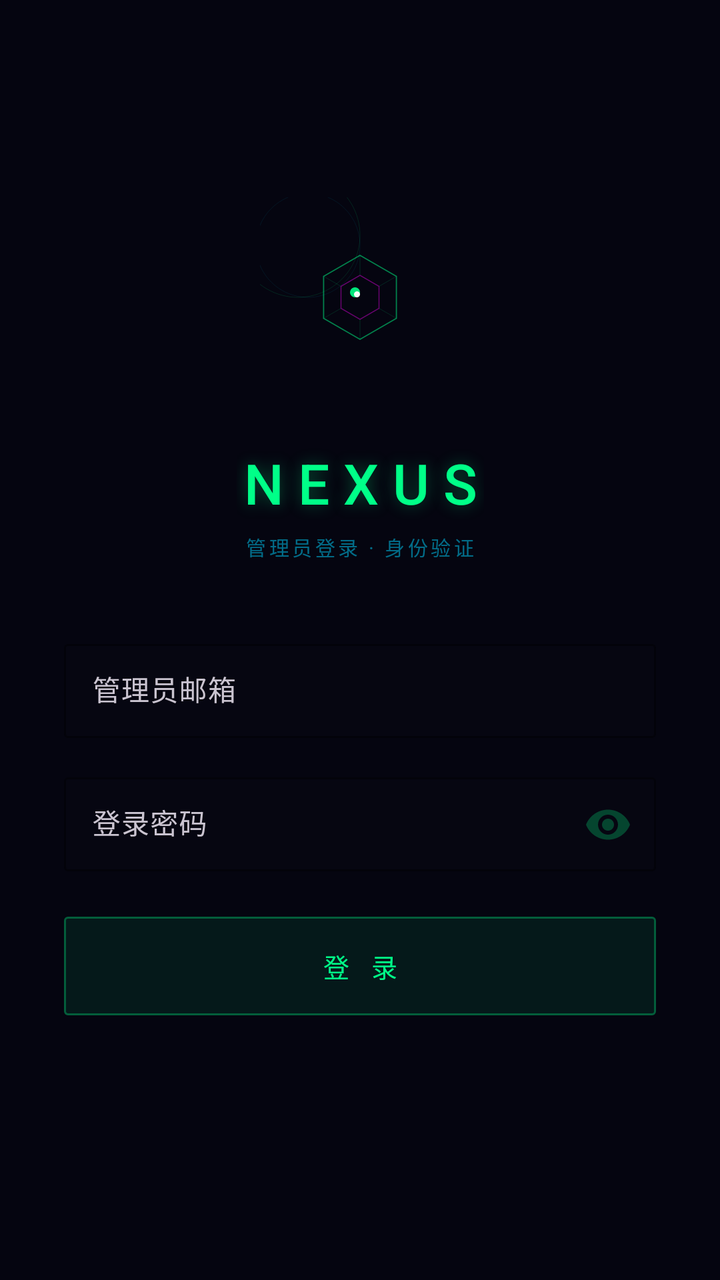
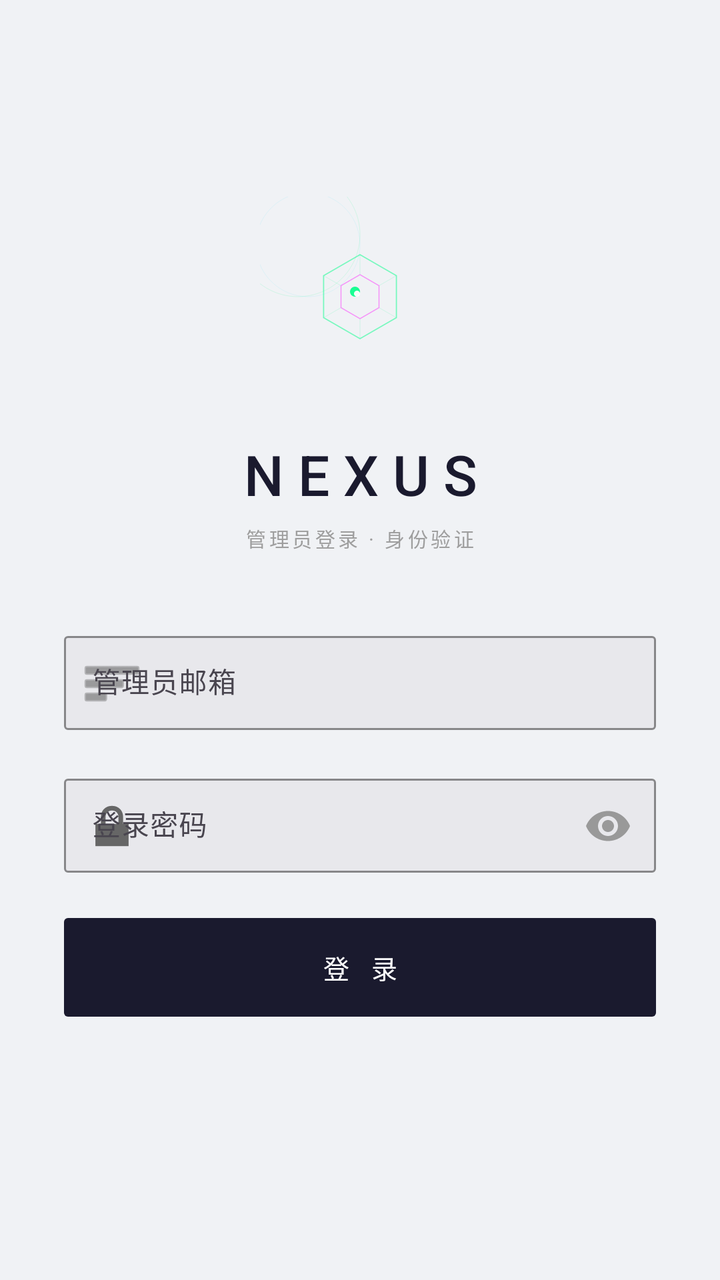

The first picture is an Android layout as it rendered before a commit; the second is the same layout after the commit. The layout source and the unified diff follow.
<!-- AndroidManifest.xml: activity theme Theme.NexusApp.Login -->
<!-- res/layout/activity_login.xml -->
<?xml version="1.0" encoding="utf-8"?>
<androidx.constraintlayout.widget.ConstraintLayout
    xmlns:android="http://schemas.android.com/apk/res/android"
    xmlns:app="http://schemas.android.com/apk/res-auto"
    android:layout_width="match_parent"
    android:layout_height="match_parent"
    android:background="@color/nexus_deep_space">

    <ImageView
        android:id="@+id/ivLogo"
        android:layout_width="100dp"
        android:layout_height="100dp"
        android:layout_marginBottom="24dp"
        android:src="@drawable/ic_nexus_logo_animated"
        android:contentDescription="@string/app_name"
        app:layout_constraintTop_toTopOf="parent"
        app:layout_constraintBottom_toTopOf="@+id/tvTitle"
        app:layout_constraintStart_toStartOf="parent"
        app:layout_constraintEnd_toEndOf="parent"
        app:layout_constraintVertical_chainStyle="packed" />

    <TextView
        android:id="@+id/tvTitle"
        android:layout_width="wrap_content"
        android:layout_height="wrap_content"
        android:layout_marginBottom="6dp"
        android:text="NEXUS"
        android:textColor="#00FF88"
        android:textSize="28sp"
        android:fontFamily="sans-serif-medium"
        android:letterSpacing="0.25"
        android:shadowColor="#4D00FF88"
        android:shadowRadius="20"
        app:layout_constraintTop_toBottomOf="@id/ivLogo"
        app:layout_constraintBottom_toTopOf="@+id/tvSubtitle"
        app:layout_constraintStart_toStartOf="parent"
        app:layout_constraintEnd_toEndOf="parent" />

    <TextView
        android:id="@+id/tvSubtitle"
        android:layout_width="wrap_content"
        android:layout_height="wrap_content"
        android:layout_marginBottom="36dp"
        android:text="管理员登录 · 身份验证"
        android:textColor="#8000D4FF"
        android:textSize="10sp"
        android:fontFamily="sans-serif"
        android:letterSpacing="0.15"
        app:layout_constraintTop_toBottomOf="@id/tvTitle"
        app:layout_constraintBottom_toTopOf="@+id/tilEmail"
        app:layout_constraintStart_toStartOf="parent"
        app:layout_constraintEnd_toEndOf="parent" />

    <com.google.android.material.textfield.TextInputLayout
        android:id="@+id/tilEmail"
        android:layout_width="0dp"
        android:layout_height="wrap_content"
        android:layout_marginStart="32dp"
        android:layout_marginEnd="32dp"
        android:layout_marginBottom="14dp"
        app:boxBackgroundColor="#1414181A"
        app:boxStrokeColor="#00FF88"
        app:boxStrokeWidthFocused="1dp"
        app:boxCornerRadiusTopStart="2dp"
        app:boxCornerRadiusTopEnd="2dp"
        app:boxCornerRadiusBottomStart="2dp"
        app:boxCornerRadiusBottomEnd="2dp"
        app:hintTextColor="#4000FF88"
        app:layout_constraintTop_toBottomOf="@id/tvSubtitle"
        app:layout_constraintBottom_toTopOf="@+id/tilPwd"
        app:layout_constraintStart_toStartOf="parent"
        app:layout_constraintEnd_toEndOf="parent"
        app:layout_constraintWidth_max="380dp">

        <com.google.android.material.textfield.TextInputEditText
            android:id="@+id/etEmail"
            android:layout_width="match_parent"
            android:layout_height="wrap_content"
            android:hint="管理员邮箱"
            android:inputType="textEmailAddress"
            android:textColor="#E0E0E0"
            android:textSize="14sp"
            android:fontFamily="sans-serif-monospace"
            android:padding="14dp" />
    </com.google.android.material.textfield.TextInputLayout>

    <com.google.android.material.textfield.TextInputLayout
        android:id="@+id/tilPwd"
        android:layout_width="0dp"
        android:layout_height="wrap_content"
        android:layout_marginStart="32dp"
        android:layout_marginEnd="32dp"
        android:layout_marginBottom="18dp"
        app:boxBackgroundColor="#1414181A"
        app:boxStrokeColor="#00FF88"
        app:boxStrokeWidthFocused="1dp"
        app:boxCornerRadiusTopStart="2dp"
        app:boxCornerRadiusTopEnd="2dp"
        app:boxCornerRadiusBottomStart="2dp"
        app:boxCornerRadiusBottomEnd="2dp"
        app:hintTextColor="#4000FF88"
        app:passwordToggleEnabled="true"
        app:passwordToggleTint="#4000FF88"
        app:layout_constraintTop_toBottomOf="@id/tilEmail"
        app:layout_constraintBottom_toTopOf="@+id/btnLogin"
        app:layout_constraintStart_toStartOf="parent"
        app:layout_constraintEnd_toEndOf="parent"
        app:layout_constraintWidth_max="380dp">

        <com.google.android.material.textfield.TextInputEditText
            android:id="@+id/etPwd"
            android:layout_width="match_parent"
            android:layout_height="wrap_content"
            android:hint="登录密码"
            android:inputType="textPassword"
            android:textColor="#E0E0E0"
            android:textSize="14sp"
            android:fontFamily="sans-serif-monospace"
            android:padding="14dp" />
    </com.google.android.material.textfield.TextInputLayout>

    <com.google.android.material.button.MaterialButton
        android:id="@+id/btnLogin"
        android:layout_width="0dp"
        android:layout_height="wrap_content"
        android:layout_marginStart="32dp"
        android:layout_marginEnd="32dp"
        android:layout_marginBottom="12dp"
        android:text="登 录"
        android:textColor="#00FF88"
        android:textSize="13sp"
        android:fontFamily="sans-serif-medium"
        android:letterSpacing="0.3"
        android:padding="15dp"
        app:backgroundTint="#1400FF88"
        app:strokeColor="#4D00FF88"
        app:strokeWidth="1dp"
        app:cornerRadius="2dp"
        app:layout_constraintTop_toBottomOf="@id/tilPwd"
        app:layout_constraintBottom_toTopOf="@+id/tvError"
        app:layout_constraintStart_toStartOf="parent"
        app:layout_constraintEnd_toEndOf="parent"
        app:layout_constraintWidth_max="380dp" />

    <TextView
        android:id="@+id/tvError"
        android:layout_width="wrap_content"
        android:layout_height="wrap_content"
        android:text="验证失败 · 权限拒绝"
        android:textColor="#FF3366"
        android:textSize="12sp"
        android:fontFamily="sans-serif"
        android:letterSpacing="0.05"
        android:alpha="0"
        app:layout_constraintTop_toBottomOf="@id/btnLogin"
        app:layout_constraintBottom_toBottomOf="parent"
        app:layout_constraintStart_toStartOf="parent"
        app:layout_constraintEnd_toEndOf="parent"
        app:layout_constraintVertical_bias="0" />

</androidx.constraintlayout.widget.ConstraintLayout>
<!-- resources referenced by this layout -->
<resources>
  <color name="nexus_deep_space">#FF050510</color>
  <!-- drawable ic_nexus_logo_animated (drawable) -->
  <?xml version="1.0" encoding="utf-8"?>
  <animated-vector xmlns:android="http://schemas.android.com/apk/res/android"
      android:drawable="@drawable/ic_nexus_logo_static">
  
      <target
          android:name="outerRing"
          android:animation="@animator/avd_rotate_cw" />
  
      <target
          android:name="innerRing"
          android:animation="@animator/avd_rotate_ccw" />
  
      <target
          android:name="outerHex"
          android:animation="@animator/avd_rotate_ccw_slow" />
  
      <target
          android:name="innerHex"
          android:animation="@animator/avd_rotate_cw_slow" />
  
      <target
          android:name="corePulse"
          android:animation="@animator/avd_pulse" />
  
  </animated-vector>
  <string name="app_name">NexusApp</string>
  <style name="Theme.NexusApp.Login" parent="Theme.NexusApp">
          <item name="android:windowBackground">@color/nexus_deep_space</item>
          <item name="android:windowNoTitle">true</item>
      </style>
  <!-- drawable ic_nexus_logo_static: vector/xml drawable (drawable, 3369 chars, omitted) -->
  <style name="Theme.NexusApp" parent="Theme.Material3.Dark.NoActionBar">
          <item name="colorPrimary">@color/nexus_neon_cyan</item>
          <item name="colorSecondary">@color/nexus_neon_purple</item>
          <item name="android:windowBackground">@color/nexus_deep_space</item>
          <item name="android:statusBarColor">@color/nexus_deep_space</item>
          <item name="android:navigationBarColor">@color/nexus_deep_space</item>
      </style>
  <color name="nexus_neon_cyan">#FF00F5FF</color>
  <color name="nexus_neon_purple">#FF8B5CF6</color>
</resources>

<!-- the commit's change to res/layout/activity_login.xml (unified diff, before → after) -->
@@ -4,13 +4,13 @@
     xmlns:app="http://schemas.android.com/apk/res-auto"
     android:layout_width="match_parent"
     android:layout_height="match_parent"
-    android:background="@color/nexus_deep_space">
+    android:background="#F0F2F5">
 
     <ImageView
         android:id="@+id/ivLogo"
         android:layout_width="100dp"
         android:layout_height="100dp"
-        android:layout_marginBottom="24dp"
+        android:layout_marginBottom="20dp"
         android:src="@drawable/ic_nexus_logo_animated"
         android:contentDescription="@string/app_name"
         app:layout_constraintTop_toTopOf="parent"
@@ -25,12 +25,10 @@
         android:layout_height="wrap_content"
         android:layout_marginBottom="6dp"
         android:text="NEXUS"
-        android:textColor="#00FF88"
+        android:textColor="#1A1A2E"
         android:textSize="28sp"
         android:fontFamily="sans-serif-medium"
         android:letterSpacing="0.25"
-        android:shadowColor="#4D00FF88"
-        android:shadowRadius="20"
         app:layout_constraintTop_toBottomOf="@id/ivLogo"
         app:layout_constraintBottom_toTopOf="@+id/tvSubtitle"
         app:layout_constraintStart_toStartOf="parent"
@@ -42,7 +40,7 @@
         android:layout_height="wrap_content"
         android:layout_marginBottom="36dp"
         android:text="管理员登录 · 身份验证"
-        android:textColor="#8000D4FF"
+        android:textColor="#9E9E9E"
         android:textSize="10sp"
         android:fontFamily="sans-serif"
         android:letterSpacing="0.15"
@@ -57,15 +55,17 @@
         android:layout_height="wrap_content"
         android:layout_marginStart="32dp"
         android:layout_marginEnd="32dp"
-        android:layout_marginBottom="14dp"
-        app:boxBackgroundColor="#1414181A"
-        app:boxStrokeColor="#00FF88"
+        android:layout_marginBottom="18dp"
+        app:boxBackgroundColor="#E8E8EC"
+        app:boxStrokeColor="#1A1A2E"
         app:boxStrokeWidthFocused="1dp"
         app:boxCornerRadiusTopStart="2dp"
         app:boxCornerRadiusTopEnd="2dp"
         app:boxCornerRadiusBottomStart="2dp"
         app:boxCornerRadiusBottomEnd="2dp"
-        app:hintTextColor="#4000FF88"
+        app:hintTextColor="#999999"
+        app:startIconDrawable="@android:drawable/ic_menu_sort_by_size"
+        app:startIconTint="#666666"
         app:layout_constraintTop_toBottomOf="@id/tvSubtitle"
         app:layout_constraintBottom_toTopOf="@+id/tilPwd"
         app:layout_constraintStart_toStartOf="parent"
@@ -78,7 +78,7 @@
             android:layout_height="wrap_content"
             android:hint="管理员邮箱"
             android:inputType="textEmailAddress"
-            android:textColor="#E0E0E0"
+            android:textColor="#1A1A2E"
             android:textSize="14sp"
             android:fontFamily="sans-serif-monospace"
             android:padding="14dp" />
@@ -91,16 +91,18 @@
         android:layout_marginStart="32dp"
         android:layout_marginEnd="32dp"
         android:layout_marginBottom="18dp"
-        app:boxBackgroundColor="#1414181A"
-        app:boxStrokeColor="#00FF88"
+        app:boxBackgroundColor="#E8E8EC"
+        app:boxStrokeColor="#1A1A2E"
         app:boxStrokeWidthFocused="1dp"
         app:boxCornerRadiusTopStart="2dp"
         app:boxCornerRadiusTopEnd="2dp"
         app:boxCornerRadiusBottomStart="2dp"
         app:boxCornerRadiusBottomEnd="2dp"
-        app:hintTextColor="#4000FF88"
+        app:hintTextColor="#999999"
+        app:startIconDrawable="@android:drawable/ic_lock_lock"
+        app:startIconTint="#666666"
         app:passwordToggleEnabled="true"
-        app:passwordToggleTint="#4000FF88"
+        app:passwordToggleTint="#999999"
         app:layout_constraintTop_toBottomOf="@id/tilEmail"
         app:layout_constraintBottom_toTopOf="@+id/btnLogin"
         app:layout_constraintStart_toStartOf="parent"
@@ -113,7 +115,7 @@
             android:layout_height="wrap_content"
             android:hint="登录密码"
             android:inputType="textPassword"
-            android:textColor="#E0E0E0"
+            android:textColor="#1A1A2E"
             android:textSize="14sp"
             android:fontFamily="sans-serif-monospace"
             android:padding="14dp" />
@@ -127,14 +129,12 @@
         android:layout_marginEnd="32dp"
         android:layout_marginBottom="12dp"
         android:text="登 录"
-        android:textColor="#00FF88"
+        android:textColor="#FFFFFF"
         android:textSize="13sp"
         android:fontFamily="sans-serif-medium"
         android:letterSpacing="0.3"
         android:padding="15dp"
-        app:backgroundTint="#1400FF88"
-        app:strokeColor="#4D00FF88"
-        app:strokeWidth="1dp"
+        app:backgroundTint="#1A1A2E"
         app:cornerRadius="2dp"
         app:layout_constraintTop_toBottomOf="@id/tilPwd"
         app:layout_constraintBottom_toTopOf="@+id/tvError"
@@ -147,7 +147,7 @@
         android:layout_width="wrap_content"
         android:layout_height="wrap_content"
         android:text="验证失败 · 权限拒绝"
-        android:textColor="#FF3366"
+        android:textColor="#E53935"
         android:textSize="12sp"
         android:fontFamily="sans-serif"
         android:letterSpacing="0.05"
<!-- resource entries referenced after the edit -->
@@ -1,6 +1,5 @@
 <!-- resources referenced by this layout -->
 <resources>
-  <color name="nexus_deep_space">#FF050510</color>
   <!-- drawable ic_nexus_logo_animated (drawable) -->
   <?xml version="1.0" encoding="utf-8"?>
   <animated-vector xmlns:android="http://schemas.android.com/apk/res/android"
@@ -27,19 +26,20 @@
           android:animation="@animator/avd_pulse" />
   
   </animated-vector>
-  <string name="app_name">NexusApp</string>
+  <string name="app_name">Nexus</string>
   <style name="Theme.NexusApp.Login" parent="Theme.NexusApp">
           <item name="android:windowBackground">@color/nexus_deep_space</item>
           <item name="android:windowNoTitle">true</item>
       </style>
   <!-- drawable ic_nexus_logo_static: vector/xml drawable (drawable, 3369 chars, omitted) -->
-  <style name="Theme.NexusApp" parent="Theme.Material3.Dark.NoActionBar">
+  <style name="Theme.NexusApp" parent="Theme.Material3.Light.NoActionBar">
           <item name="colorPrimary">@color/nexus_neon_cyan</item>
           <item name="colorSecondary">@color/nexus_neon_purple</item>
           <item name="android:windowBackground">@color/nexus_deep_space</item>
           <item name="android:statusBarColor">@color/nexus_deep_space</item>
           <item name="android:navigationBarColor">@color/nexus_deep_space</item>
       </style>
+  <color name="nexus_deep_space">#FFF0F2F5</color>
   <color name="nexus_neon_cyan">#FF00F5FF</color>
   <color name="nexus_neon_purple">#FF8B5CF6</color>
 </resources>
